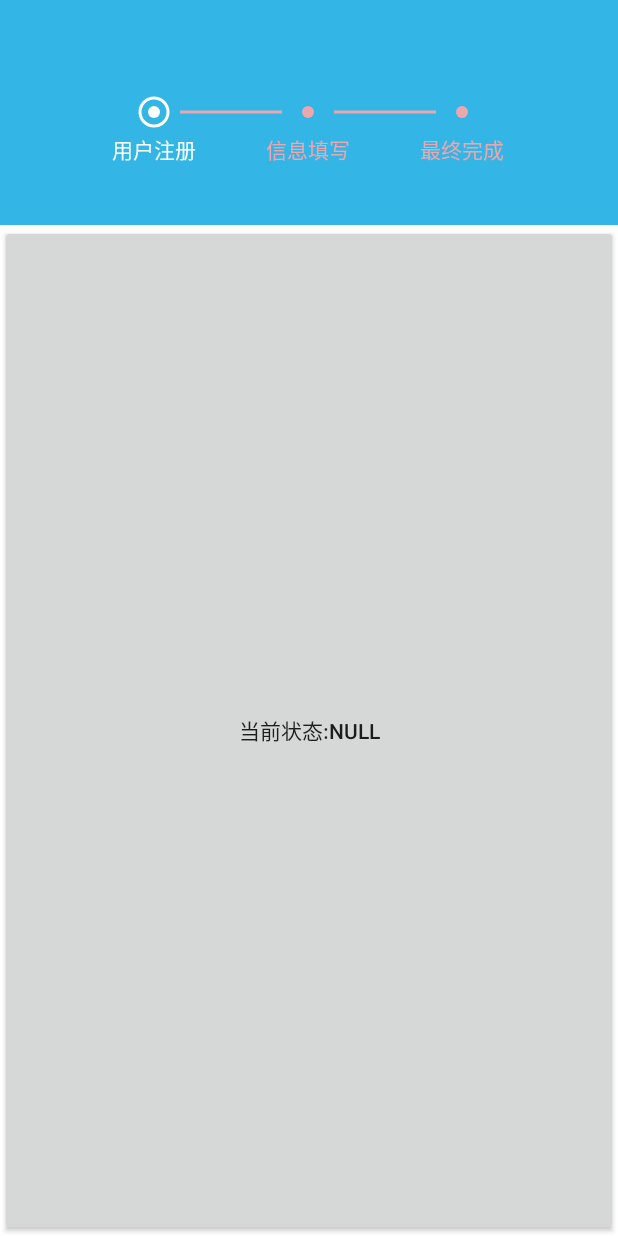
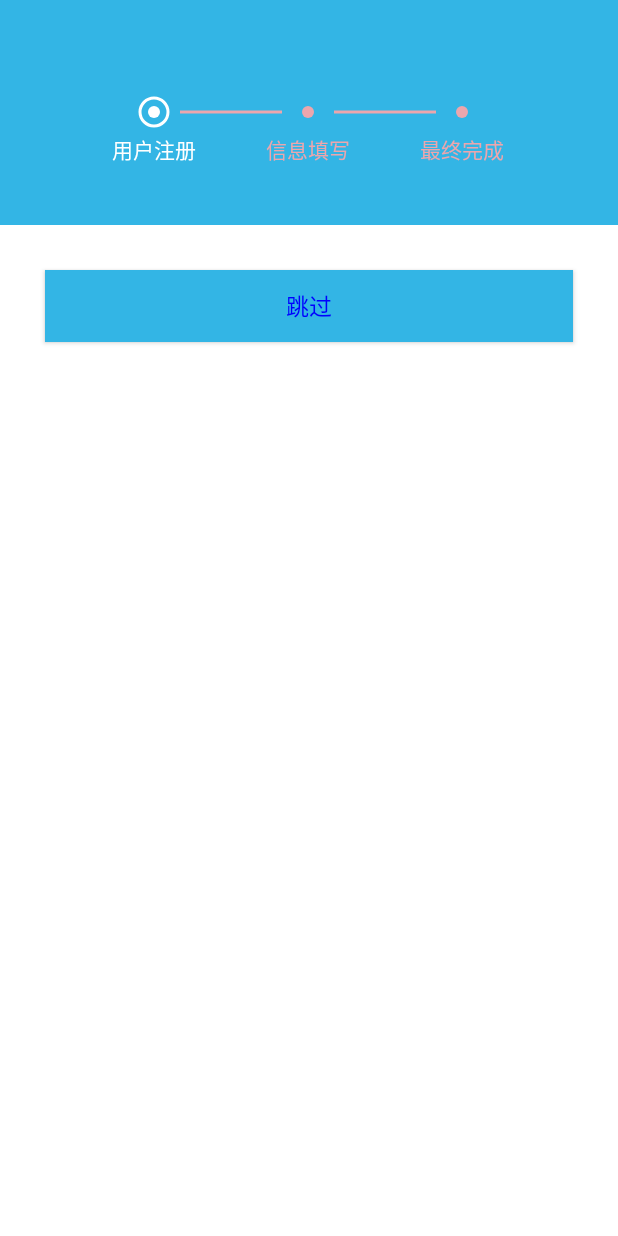
Before and after one commit to yotta15/sleep-partner, an Android app: the fragment RegisterFragmentThree placed in its activity, on a phone screen of 412 x 824 dp. Run offline under Robolectric (Android 15) with nearby library versions, the phone set to English and light mode, and no system bars; libraries missing offline, so code that uses them is left out: cn.bmob.v3, cn.smssdk; 7 statements that could not run were skipped.

```diff
--- a/app/src/main/java/com/example/gzy/test3/activity/LoginActivity.java
+++ b/app/src/main/java/com/example/gzy/test3/activity/LoginActivity.java
@@ -163,7 +163,7 @@ public class LoginActivity extends AppCompatActivity implements View.OnClickList
     public void onLoginResult(Boolean result) {
         if (result) {
             Toast.makeText(this, "Login Success", Toast.LENGTH_SHORT).show();
-            startActivity(new Intent(this, WelcomeActivity.class));
+            startActivity(new Intent(this, ContentActivity.class));
         } else {
             AlertDialog.Builder builder = new AlertDialog.Builder(LoginActivity.this);
             builder.setTitle("提示");
--- a/app/src/main/java/com/example/gzy/test3/activity/RegisterActivity.java
+++ b/app/src/main/java/com/example/gzy/test3/activity/RegisterActivity.java
@@ -14,7 +14,7 @@ import java.util.ArrayList;
 import java.util.List;
 
 import cn.bmob.v3.Bmob;
-
+//ToDo  Register->MainActibity  逻辑有问题
 public class RegisterActivity extends FragmentActivity
 {
     List<Fragment> mLists = new ArrayList<>();
--- a/app/src/main/java/com/example/gzy/test3/fragment/RegisterFragmentThree.java
+++ b/app/src/main/java/com/example/gzy/test3/fragment/RegisterFragmentThree.java
@@ -1,5 +1,6 @@
 package com.example.gzy.test3.fragment;
 
+import android.content.Intent;
 import android.support.v4.app.Fragment;
 import android.os.Bundle;
 import android.support.annotation.Nullable;
@@ -9,9 +10,13 @@ import android.view.View;
 import android.view.ViewGroup;
 import android.widget.Button;
 
-import com.example.gzy.test3.activity.RegisterActivity;
+import com.example.gzy.test3.R;
+import com.example.gzy.test3.activity.ContentActivity;
+import com.example.gzy.test3.activity.MainActivity;
+
 
 public class RegisterFragmentThree extends Fragment {
+    private  Button btnSkip;
     public static RegisterFragmentThree newInstance(int position, String name) {
 
         Bundle args = new Bundle();
@@ -25,21 +30,23 @@ public class RegisterFragmentThree extends Fragment {
     @Nullable
     @Override
     public View onCreateView(LayoutInflater inflater, @Nullable ViewGroup container, @Nullable Bundle savedInstanceState) {
-
+        View view = inflater.inflate(R.layout.register_start, container, false);
         final int position = getArguments().getInt("position");
         String name = getArguments().getString("name");
        // View view = inflater.inflate(R.layout.register_phone, container, false);
-        Button btn = new Button(container.getContext(), null);
-        btn.setGravity(Gravity.CENTER);
-        btn.setText("当前状态:" + name);
+        btnSkip=(Button)view.findViewById(R.id.btnSkip);
+//        Button btn = new Button(container.getContext(), null);
+//        btn.setGravity(Gravity.CENTER);
+//        btn.setText("当前状态:" + name);
 
-        btn.setOnClickListener(new View.OnClickListener() {
+        btnSkip.setOnClickListener(new View.OnClickListener() {
             @Override
             public void onClick(View v) {
-                ((RegisterActivity) getActivity()).setPosition(position);
+                Intent intent=new Intent(getActivity(),ContentActivity.class);
+                startActivity(intent);
             }
         });
-        return btn;
+        return view;
     }
 
     @Override
--- a/app/src/main/java/com/example/gzy/test3/presenter/RegisterPresenterImpl.java
+++ b/app/src/main/java/com/example/gzy/test3/presenter/RegisterPresenterImpl.java
@@ -38,7 +38,7 @@ public class RegisterPresenterImpl implements IRegisterPresenter {
                     Toast.makeText(getApplicationContext(), "success", Toast.LENGTH_LONG).show();
                 } else {
                     iRegisterOneView.OnSignUpResult(false,name,passwd);
-                    Toast.makeText(getApplicationContext(), e.getMessage(), Toast.LENGTH_LONG).show();
+                    Toast.makeText(getApplicationContext(), "手机号不能重复注册", Toast.LENGTH_LONG).show();
                 }
             }
             });
--- /dev/null
+++ b/app/src/main/res/layout/register_start.xml
@@ -0,0 +1,23 @@
+<?xml version="1.0" encoding="utf-8"?>
+<LinearLayout xmlns:android="http://schemas.android.com/apk/res/android"
+    android:layout_width="match_parent"
+    android:layout_height="match_parent"
+    android:background="@color/white"
+    android:orientation="vertical">
+
+
+
+
+    <Button
+        android:id="@+id/btnSkip"
+        android:layout_width="match_parent"
+        android:layout_height="wrap_content"
+        android:layout_marginLeft="30dp"
+        android:layout_marginRight="30dp"
+        android:layout_marginTop="30dp"
+        android:background="@android:color/holo_blue_light"
+        android:gravity="center"
+        android:text="@string/skip"
+        android:textColor="#0000ff"
+        android:textSize="15sp" />
+</LinearLayout>
--- a/app/src/main/res/values/strings.xml
+++ b/app/src/main/res/values/strings.xml
@@ -52,6 +52,8 @@
     <string name="register">注册</string>
     <string name="forget_passwd">忘记密码</string>
     <string name="send_email">发送邮件</string>
+    <string name="skip">跳过</string>
+    <string name="default_file_name">SleepPartne_Radio</string>
     <string-array name="musicName">
         <item>I Figured You Out</item>
         <item>3_00 AM</item>
```
Also changed, not shown: app/src/main/AndroidManifest.xml (+7 -7 lines), app/src/main/java/com/example/gzy/test3/activity/MainActivity.java (+16 -7 lines), app/src/main/java/com/example/gzy/test3/fragment/FragmentOne.java (+17 -16 lines), app/src/main/java/com/example/gzy/test3/fragment/RegisterFragmentOne.java (+7 -2 lines), app/src/main/java/com/example/gzy/test3/presenter/LoginPresenterImpl.java (+4 -14 lines), app/src/main/java/com/example/gzy/test3/service/RecordingService.java (added, +106 -0 lines), app/src/main/res/layout/login.xml (+7 -6 lines), app/src/main/res/drawable/delete.png, app/src/main/res/drawable/pswd_close.png, app/src/main/res/drawable/pswd_open.png, app/src/main/res/drawable/raw.png.
